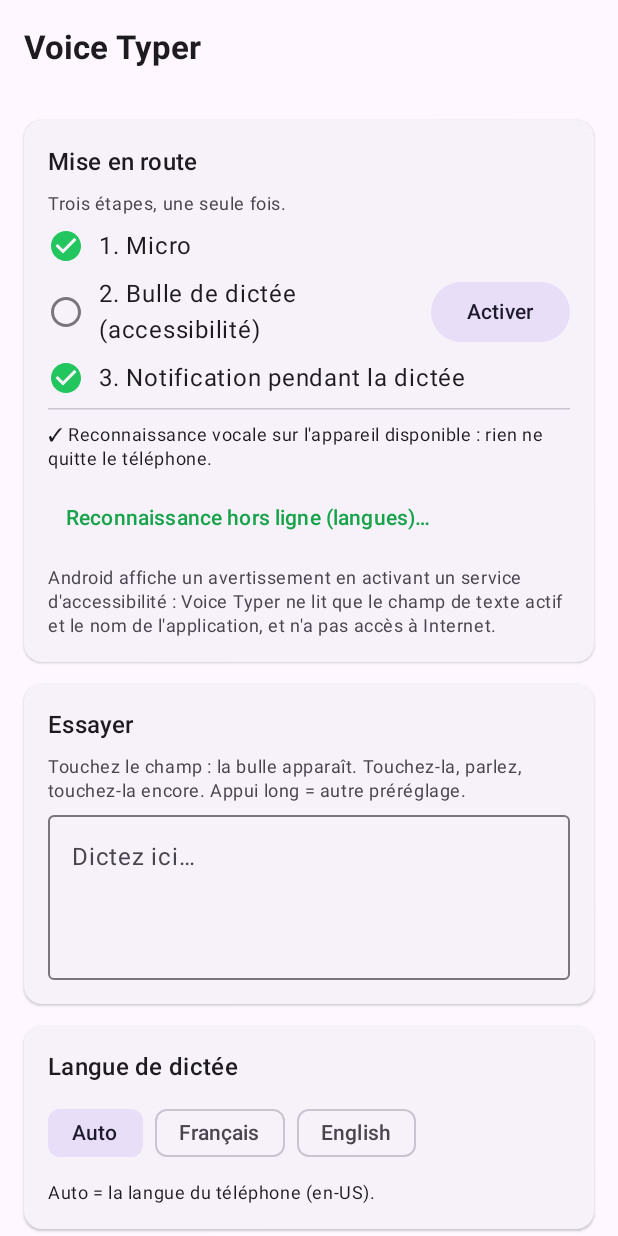
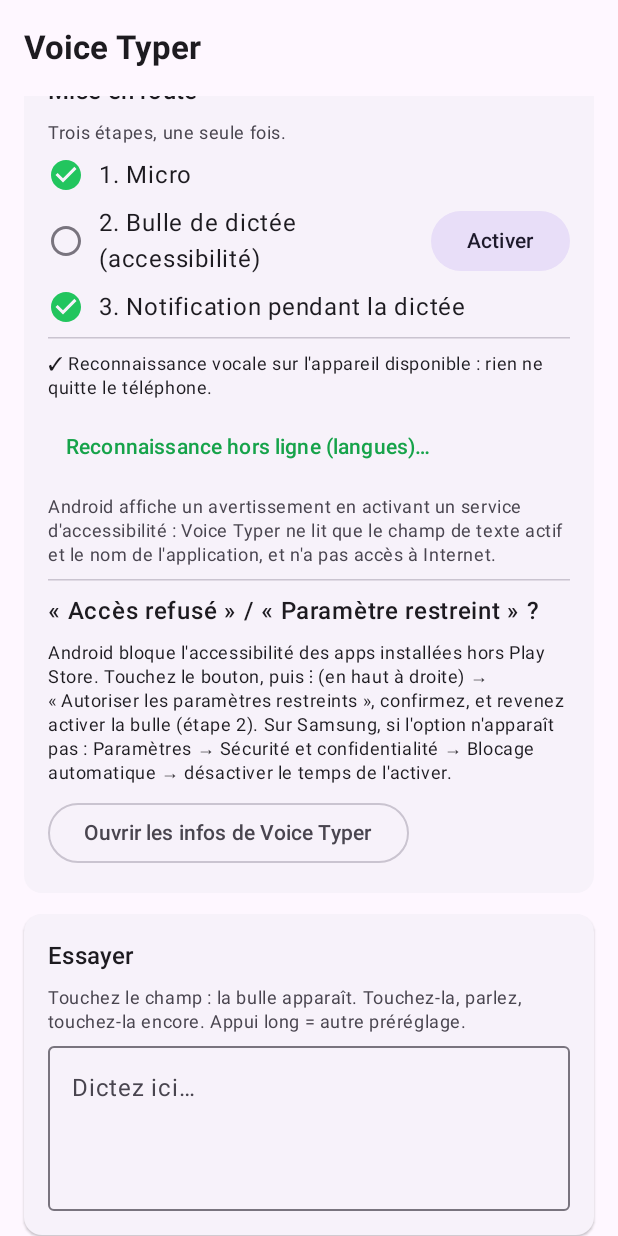
Before and after one commit to hugocodings-design/VOICE-TYPER-MOBILE, an Android app built with Jetpack Compose: the screen it shows after launch (MainActivity), on a phone screen of 412 x 824 dp. Run offline under Robolectric (Android 15) with nearby library versions, the phone set to English and light mode, and no system bars.

Commit message:
Setup: help and shortcut for Android's restricted settings (0.1.1)
Co-Authored-By: Claude Opus 5.5 <noreply@anthropic.com>
Claude-Session: https://claude.ai/code/session_018mR59VsLuYuRyCjXSYHpNd

```diff
--- a/app/build.gradle.kts
+++ b/app/build.gradle.kts
@@ -12,8 +12,8 @@ android {
         applicationId = "com.hugocodings.voicetyper.mobile"
         minSdk = 26
         targetSdk = 35
-        versionCode = 1
-        versionName = "0.1.0"
+        versionCode = 2
+        versionName = "0.1.1"
     }
 
     buildTypes {
--- a/app/src/main/java/com/hugocodings/voicetyper/MainActivity.kt
+++ b/app/src/main/java/com/hugocodings/voicetyper/MainActivity.kt
@@ -5,6 +5,7 @@ import android.content.ComponentName
 import android.content.Context
 import android.content.Intent
 import android.content.pm.PackageManager
+import android.net.Uri
 import android.os.Build
 import android.os.Bundle
 import android.provider.Settings as AndroidSettings
@@ -161,6 +162,23 @@ private fun StatusCard() {
                         "que le champ de texte actif et le nom de l'application, et n'a pas accès à Internet.",
                     style = MaterialTheme.typography.bodySmall, color = MaterialTheme.colorScheme.onSurfaceVariant,
                 )
+                if (Build.VERSION.SDK_INT >= 33) {
+                    HorizontalDivider()
+                    Text("« Accès refusé » / « Paramètre restreint » ?", fontWeight = FontWeight.SemiBold)
+                    Text(
+                        "Android bloque l'accessibilité des apps installées hors Play Store. Touchez le bouton, " +
+                            "puis ⋮ (en haut à droite) → « Autoriser les paramètres restreints », confirmez, " +
+                            "et revenez activer la bulle (étape 2). Sur Samsung, si l'option n'apparaît pas : " +
+                            "Paramètres → Sécurité et confidentialité → Blocage automatique → désactiver le temps de l'activer.",
+                        style = MaterialTheme.typography.bodySmall,
+                    )
+                    OutlinedButton(onClick = {
+                        context.startActivity(
+                            Intent(AndroidSettings.ACTION_APPLICATION_DETAILS_SETTINGS, Uri.parse("package:" + context.packageName))
+                                .addFlags(Intent.FLAG_ACTIVITY_NEW_TASK),
+                        )
+                    }) { Text("Ouvrir les infos de Voice Typer") }
+                }
             }
         }
     }
```
Also changed, not shown: 1 other file.
